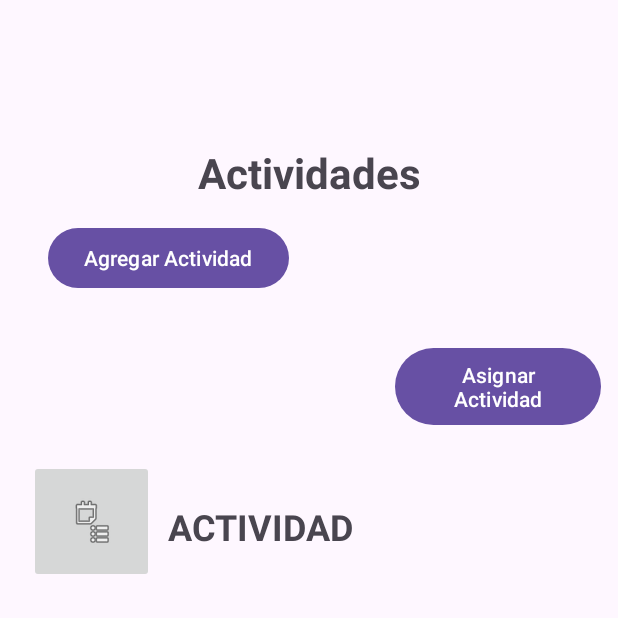
After one commit to ArturoManuel/Weeking, an Android app: the ActividadesActivity screen opened directly, with no data from a screen before it, on a phone screen of 412 x 824 dp, the top half of it. The commit adds this screen. Run offline under Robolectric (Android 15) with nearby library versions, the phone set to English and light mode, and no system bars.

Commit message:
VISTA DE ACTIVIDADES (se debe aplicar el recycler view, además de condicionar apariciones de algunos puntos)

```diff
--- a/app/src/main/AndroidManifest.xml
+++ b/app/src/main/AndroidManifest.xml
@@ -12,6 +12,9 @@
         android:supportsRtl="true"
         android:theme="@style/Theme.Weeking"
         tools:targetApi="31">
+        <activity
+            android:name=".ActividadesActivity"
+            android:exported="false" />
         <activity
             android:name=".EventosActivity"
             android:exported="false" />
--- /dev/null
+++ b/app/src/main/java/com/example/weeking/ActividadesActivity.java
@@ -0,0 +1,14 @@
+package com.example.weeking;
+
+import androidx.appcompat.app.AppCompatActivity;
+
+import android.os.Bundle;
+
+public class ActividadesActivity extends AppCompatActivity {
+
+    @Override
+    protected void onCreate(Bundle savedInstanceState) {
+        super.onCreate(savedInstanceState);
+        setContentView(R.layout.activity_actividades);
+    }
+}
--- /dev/null
+++ b/app/src/main/res/layout/activity_actividades.xml
@@ -0,0 +1,91 @@
+<?xml version="1.0" encoding="utf-8"?>
+<androidx.constraintlayout.widget.ConstraintLayout xmlns:android="http://schemas.android.com/apk/res/android"
+    xmlns:app="http://schemas.android.com/apk/res-auto"
+    xmlns:tools="http://schemas.android.com/tools"
+    android:layout_width="match_parent"
+    android:layout_height="match_parent"
+    tools:context=".ActividadesActivity">
+
+    <TextView
+        android:id="@+id/txtActivities"
+        android:layout_width="wrap_content"
+        android:layout_height="wrap_content"
+        android:layout_marginStart="136dp"
+        android:layout_marginTop="96dp"
+        android:layout_marginEnd="136dp"
+        android:text="Actividades"
+        android:textSize="28sp"
+        android:textStyle="bold"
+        app:layout_constraintEnd_toEndOf="parent"
+        app:layout_constraintStart_toStartOf="parent"
+        app:layout_constraintTop_toTopOf="parent" />
+
+    <Button
+        android:id="@+id/btnAddActivity"
+        android:layout_width="wrap_content"
+        android:layout_height="wrap_content"
+        android:layout_marginStart="32dp"
+        android:layout_marginTop="148dp"
+        android:layout_marginEnd="200dp"
+        android:text="Agregar Actividad"
+        app:layout_constraintEnd_toEndOf="parent"
+        app:layout_constraintHorizontal_bias="0.0"
+        app:layout_constraintStart_toStartOf="parent"
+        app:layout_constraintTop_toTopOf="parent" />
+
+    <LinearLayout
+        android:id="@+id/linearLayout10"
+        android:layout_width="225dp"
+        android:layout_height="89dp"
+        android:layout_marginStart="24dp"
+        android:layout_marginEnd="9dp"
+        android:layout_marginBottom="428dp"
+        android:orientation="horizontal"
+        app:layout_constraintBottom_toBottomOf="parent"
+        app:layout_constraintEnd_toStartOf="@+id/btnAssignActivity"
+        app:layout_constraintStart_toStartOf="parent">
+
+        <ImageButton
+            android:id="@+id/imageButton"
+            android:layout_width="83dp"
+            android:layout_height="82dp"
+            app:srcCompat="@android:drawable/ic_menu_agenda" />
+
+        <LinearLayout
+            android:layout_width="match_parent"
+            android:layout_height="match_parent"
+            android:orientation="vertical">
+
+            <Space
+                android:layout_width="match_parent"
+                android:layout_height="wrap_content"
+                android:layout_weight="1" />
+
+            <TextView
+                android:id="@+id/txtActivityView"
+                android:layout_width="match_parent"
+                android:layout_height="wrap_content"
+                android:layout_weight="1"
+                android:text="ACTIVIDAD"
+                android:textAlignment="center"
+                android:textSize="24sp"
+                android:textStyle="bold" />
+
+        </LinearLayout>
+
+    </LinearLayout>
+
+    <Button
+        android:id="@+id/btnAssignActivity"
+        android:layout_width="137dp"
+        android:layout_height="59dp"
+        android:layout_marginStart="9dp"
+        android:layout_marginTop="228dp"
+        android:layout_marginEnd="16dp"
+        android:layout_weight="1"
+        android:text="Asignar Actividad"
+        app:layout_constraintEnd_toEndOf="parent"
+        app:layout_constraintStart_toEndOf="@+id/linearLayout10"
+        app:layout_constraintTop_toTopOf="parent" />
+
+</androidx.constraintlayout.widget.ConstraintLayout>
--- a/app/src/main/res/layout/activity_eventos.xml
+++ b/app/src/main/res/layout/activity_eventos.xml
@@ -24,7 +24,7 @@
         android:id="@+id/btnAddEvent"
         android:layout_width="wrap_content"
         android:layout_height="wrap_content"
-        android:layout_marginTop="136dp"
+        android:layout_marginTop="156dp"
         android:text="Agregar Evento"
         app:layout_constraintEnd_toEndOf="parent"
         app:layout_constraintHorizontal_bias="0.06"
```
